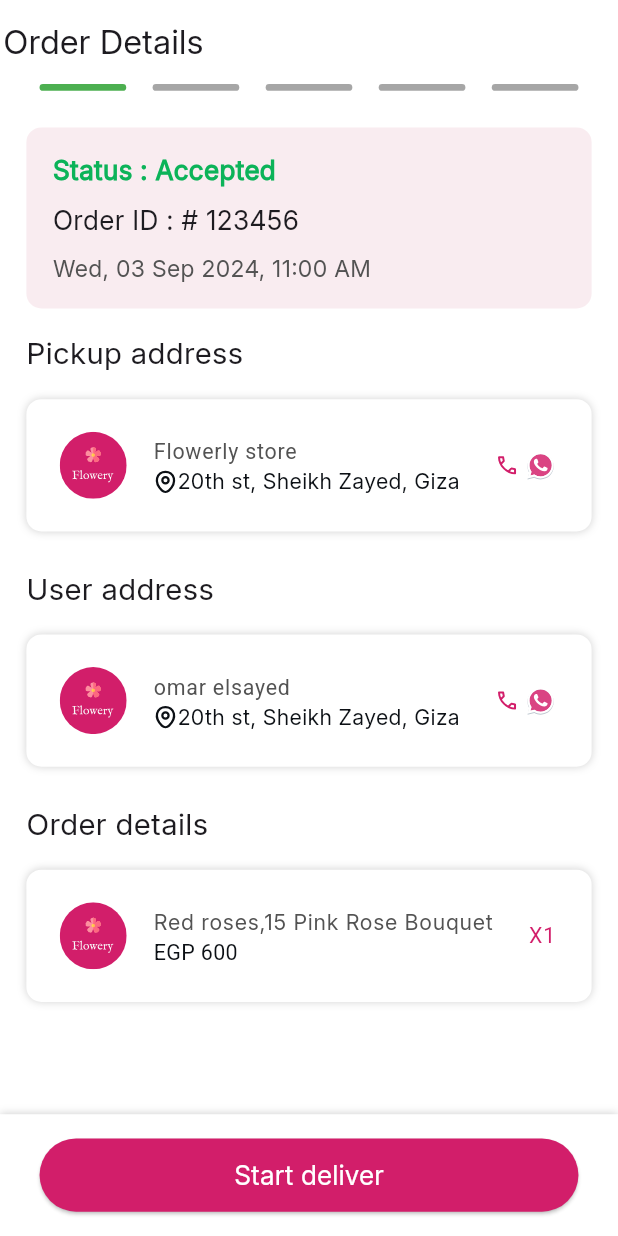
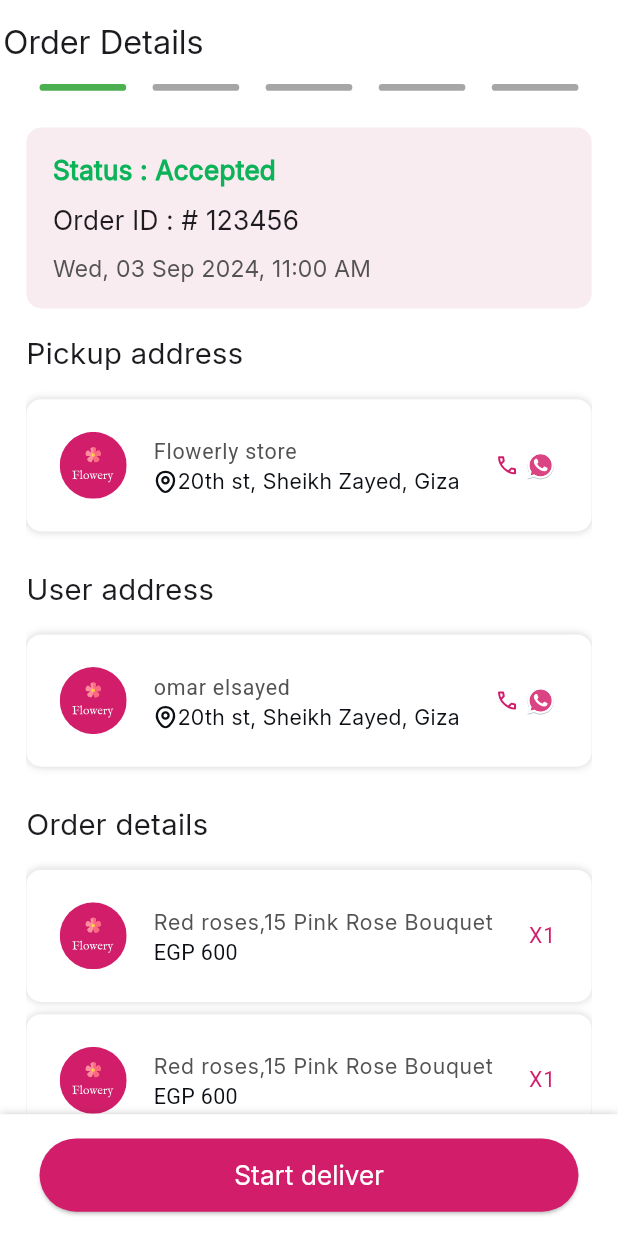
Before and after one commit to mohamedgamal125/Tracking_app, a Flutter app: the screen it shows after launch, after a tap on "Arrived at Pickup point", on a phone screen of 412 x 824 dp. Run offline on Flutter 3.47's test engine with Material 3 defaults, Android fonts, the phone set to English and light mode, and no system bars; our stand-ins replace animated_text_kit, bloc, dio, equatable, flutter_bloc, flutter_easyloading and 11 more; generated files the repository leaves out were written again.

Commit message:
(order details): - add some improvments to make the code more clean

```diff
--- a/lib/feature/order_details/presentation/view/order_details_view.dart
+++ b/lib/feature/order_details/presentation/view/order_details_view.dart
@@ -1,7 +1,6 @@
 import 'package:flutter/material.dart';
-import 'package:tracking_app/core/common/get_responsive_height_and_width.dart';
-import 'package:tracking_app/core/utils/text_styles.dart';
 import 'package:tracking_app/core/widgets/custom_app_bar.dart';
+import 'package:tracking_app/feature/order_details/presentation/view/widgets/custom_elevated_button.dart';
 import 'package:tracking_app/feature/order_details/presentation/view/widgets/order_details_view_body.dart';
 
 class OrderDetailsView extends StatefulWidget {
@@ -26,32 +25,16 @@ class _OrderDetailsViewState extends State<OrderDetailsView> {
       appBar: buildCustomAppBar(
           title: "Order Details", isVisible: false, context: context),
       body: OrderDetailsViewBody(),
-      bottomNavigationBar: Container(
-        // height: responsiveHeight(96),
-        decoration: BoxDecoration(
-          color: Colors.white,
-          boxShadow: [
-          BoxShadow(
-            color: Color(0x33000000), // 20% opacity = 0x33
-            offset: Offset(0, 0),
-            blurRadius: 4,
-            spreadRadius: 0,
-          )
-        ]),
-        padding: EdgeInsets.only(
-            left: responsiveWidth(24),
-            right: responsiveWidth(24),
-            top: responsiveHeight(16),
-            bottom: responsiveHeight(16)),
-        child: ElevatedButton(
-            onPressed: () {
-              if (index < bottonStatus.length - 1) index++;
-              setState(() {});
-            },
-            child: Text(
-              bottonStatus[index],
-              style: AppTextStyles.inter500_16.copyWith(color: Colors.white),
-            )),
+      bottomNavigationBar: CustomElevatedButton(
+        bottonStatus: bottonStatus,
+        index: index,
+        onPressed: () {
+          if (index < bottonStatus.length - 1) {
+            setState(() {
+              index++;
+            });
+          }
+        },
       ),
     );
   }
--- /dev/null
+++ b/lib/feature/order_details/presentation/view/widgets/custom_elevated_button.dart
@@ -0,0 +1,42 @@
+import 'package:flutter/material.dart';
+import 'package:tracking_app/core/common/get_responsive_height_and_width.dart';
+import 'package:tracking_app/core/utils/text_styles.dart';
+
+class CustomElevatedButton extends StatelessWidget {
+  const CustomElevatedButton({
+    super.key,
+    required this.bottonStatus,
+    required this.index,
+    required this.onPressed,
+  });
+
+  final List<String> bottonStatus;
+  final int index;
+  final void Function()? onPressed;
+
+  @override
+  Widget build(BuildContext context) {
+    return Container(
+      // height: responsiveHeight(96),
+      decoration: BoxDecoration(color: Colors.white, boxShadow: [
+        BoxShadow(
+          color: Color(0x33000000), // 20% opacity = 0x33
+          offset: Offset(0, 0),
+          blurRadius: 4,
+          spreadRadius: 0,
+        )
+      ]),
+      padding: EdgeInsets.only(
+          left: responsiveWidth(24),
+          right: responsiveWidth(24),
+          top: responsiveHeight(16),
+          bottom: responsiveHeight(16)),
+      child: ElevatedButton(
+          onPressed: onPressed,
+          child: Text(
+            bottonStatus[index],
+            style: AppTextStyles.inter500_16.copyWith(color: Colors.white),
+          )),
+    );
+  }
+}
--- a/lib/feature/order_details/presentation/view/widgets/order_details_view_body.dart
+++ b/lib/feature/order_details/presentation/view/widgets/order_details_view_body.dart
@@ -26,6 +26,7 @@ class _OrderDetailsViewBodyState extends State<OrderDetailsViewBody> {
   Widget build(BuildContext context) {
     return Padding(
       padding: EdgeInsets.symmetric(horizontal: responsiveWidth(16)),
+      child: SingleChildScrollView(
         child: Column(
           crossAxisAlignment: CrossAxisAlignment.start,
           children: [
@@ -58,7 +59,15 @@ class _OrderDetailsViewBodyState extends State<OrderDetailsViewBody> {
                 name: 'Red roses,15 Pink Rose Bouquet',
                 price: 'EGP 600',
                 quantity: '1'),
+            SizedBox(
+              height: responsiveHeight(8),
+            ),
+            OrderDetailsSection(
+                name: 'Red roses,15 Pink Rose Bouquet',
+                price: 'EGP 600',
+                quantity: '1'),
           ],
+        ),
       ),
     );
   }
```
Lines whose indentation alone changed are shown as unchanged.
